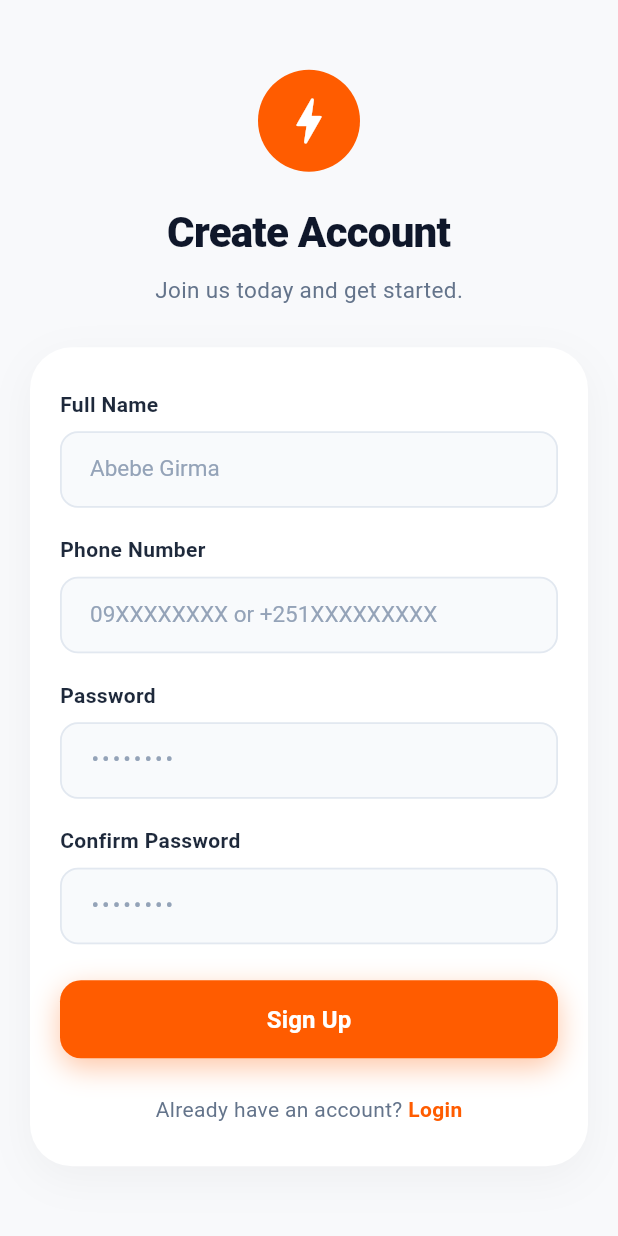
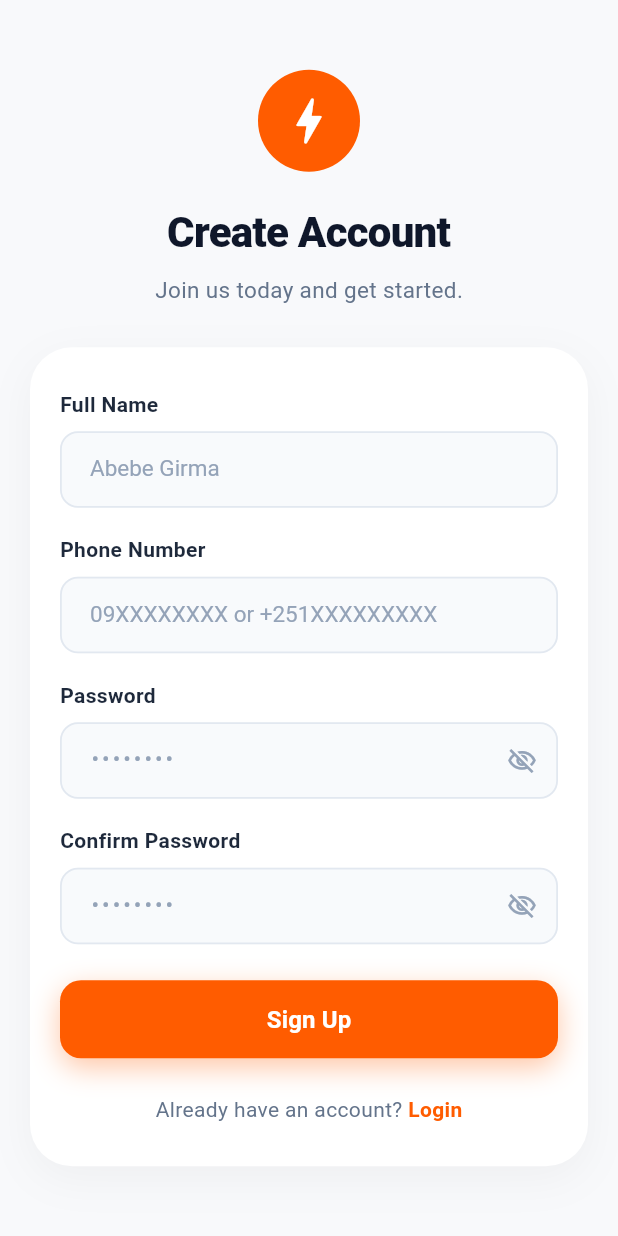
Before and after one commit to Edlawit-H/Equb-platform, a Flutter app: the RegisterScreen screen opened directly, on a phone screen of 412 x 824 dp. Run offline on Flutter 3.47's test engine with Material 3 defaults, Android fonts, the phone set to English and light mode, and no system bars; our stand-ins replace dio, fl_chart, flutter_riverpod, flutter_secure_storage; accounts and stored records are empty; Roboto replaces fonts that are missing (Poppins).

Commit message:
password visibility

```diff
--- a/Frontend/lib/features/auth/presentation/pages/register_page.dart
+++ b/Frontend/lib/features/auth/presentation/pages/register_page.dart
@@ -18,6 +18,8 @@ class _RegisterScreenState extends State<RegisterScreen> {
   final confirmPasswordController = TextEditingController();
 
   bool isLoading = false;
+  bool _obscurePassword = true;
+  bool _obscureConfirmPassword = true;
 
   @override
   void dispose() {
@@ -151,11 +153,25 @@ class _RegisterScreenState extends State<RegisterScreen> {
                         _buildTextField(
                           controller: passwordController,
                           hintText: "••••••••",
-                          obscureText: true,
+                          obscureText: _obscurePassword,
                           hintColor: hintColor,
                           fillColor: inputFillColor,
                           borderColor: borderColor,
                           primaryColor: primaryColor,
+                          suffixIcon: IconButton(
+                            icon: Icon(
+                              _obscurePassword
+                                  ? Icons.visibility_off_outlined
+                                  : Icons.visibility_outlined,
+                              color: hintColor,
+                              size: 20,
+                            ),
+                            onPressed: () {
+                              setState(() {
+                                _obscurePassword = !_obscurePassword;
+                              });
+                            },
+                          ),
                           validator: (value) {
                             if (value == null || value.isEmpty) {
                               return "Enter password";
@@ -174,11 +190,25 @@ class _RegisterScreenState extends State<RegisterScreen> {
                         _buildTextField(
                           controller: confirmPasswordController,
                           hintText: "••••••••",
-                          obscureText: true,
+                          obscureText: _obscureConfirmPassword,
                           hintColor: hintColor,
                           fillColor: inputFillColor,
                           borderColor: borderColor,
                           primaryColor: primaryColor,
+                          suffixIcon: IconButton(
+                            icon: Icon(
+                              _obscureConfirmPassword
+                                  ? Icons.visibility_off_outlined
+                                  : Icons.visibility_outlined,
+                              color: hintColor,
+                              size: 20,
+                            ),
+                            onPressed: () {
+                              setState(() {
+                                _obscureConfirmPassword = !_obscureConfirmPassword;
+                              });
+                            },
+                          ),
                           validator: (value) {
                             if (value != passwordController.text) {
                               return "Passwords do not match";
@@ -299,6 +329,7 @@ class _RegisterScreenState extends State<RegisterScreen> {
     required Color borderColor,
     required Color primaryColor,
     bool obscureText = false,
+    Widget? suffixIcon,
     TextInputType keyboardType = TextInputType.text,
     String? Function(String?)? validator,
   }) {
@@ -324,6 +355,7 @@ class _RegisterScreenState extends State<RegisterScreen> {
         fillColor: fillColor,
         contentPadding:
             const EdgeInsets.symmetric(horizontal: 16, vertical: 14),
+        suffixIcon: suffixIcon,
         enabledBorder: OutlineInputBorder(
           borderRadius: BorderRadius.circular(12),
           borderSide: BorderSide(color: borderColor, width: 1.2),
--- a/Frontend/lib/features/auth/presentation/pages/splash_page.dart
+++ b/Frontend/lib/features/auth/presentation/pages/splash_page.dart
@@ -36,12 +36,12 @@ class _SplashPageState extends State<SplashPage> {
 
   @override
   Widget build(BuildContext context) {
-    return Scaffold(
+    return const Scaffold(
       backgroundColor: AppTheme.primary,
       body: Center(
         child: Column(
           mainAxisAlignment: MainAxisAlignment.center,
-          children: const [
+          children: [
             Text(
               'Equb',
               style: TextStyle(color: Colors.white, fontSize: 42, fontWeight: FontWeight.bold, fontFamily: 'Poppins'),
```
Also changed, not shown: Frontend/lib/features/auth/presentation/pages/login_page.dart (+15 -1 lines), 1 other file.
